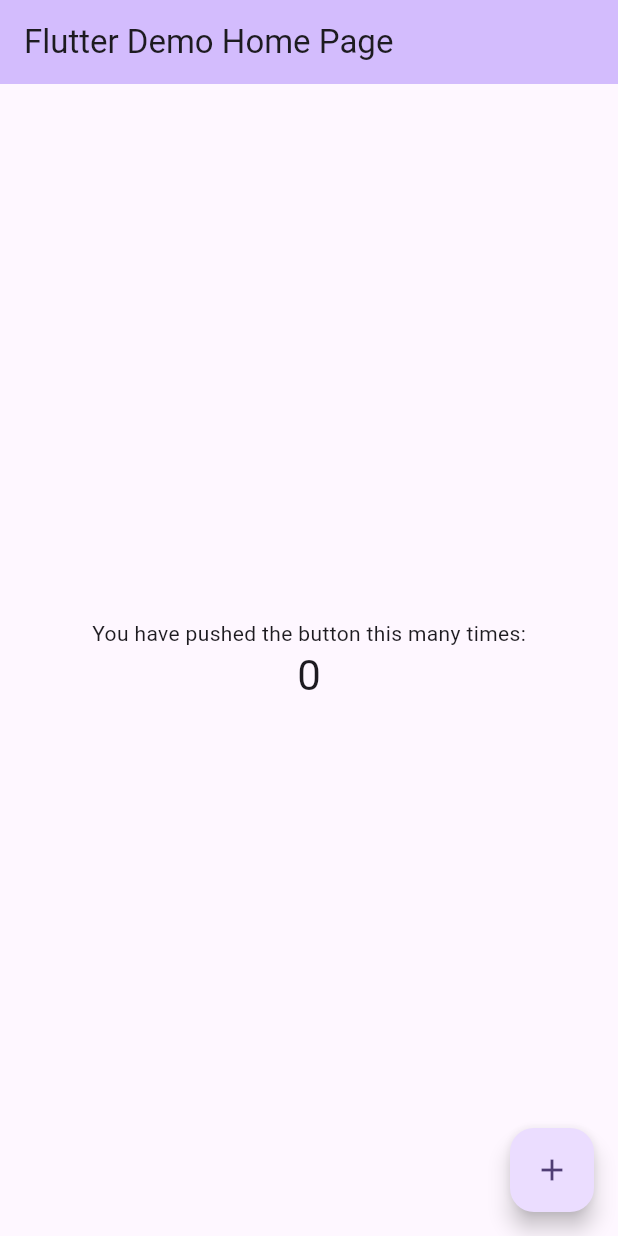
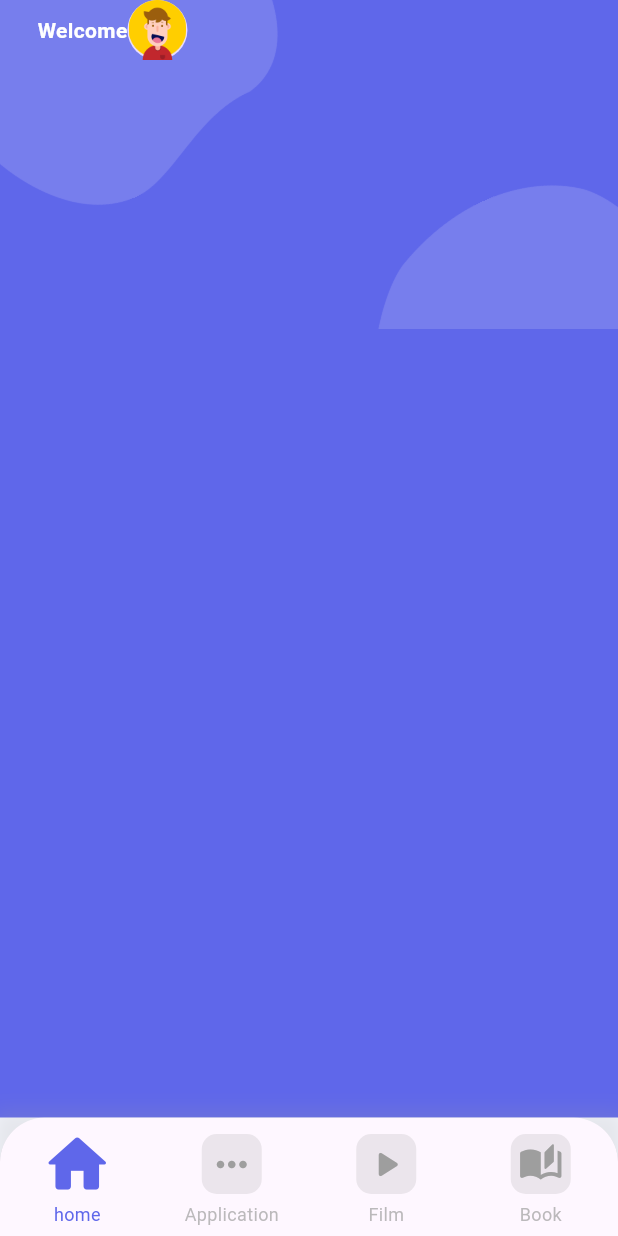
Before and after one commit to nbena69/gamestore, a Flutter app: the screen it shows after launch, on a phone screen of 412 x 824 dp. Run offline on Flutter 3.47's test engine with Material 3 defaults, Android fonts, the phone set to English and light mode, and no system bars.

Commit message:
Page Home en cours

```diff
--- /dev/null
+++ b/lib/home/home.dart
@@ -0,0 +1,130 @@
+import 'package:flutter/material.dart';
+import 'package:gamestore/home/widgets/header.dart';
+
+class HomePage extends StatelessWidget {
+  const HomePage({super.key});
+
+  @override
+  Widget build(BuildContext context) {
+    return Scaffold(
+      backgroundColor: const Color(0xFF5F67EA),
+      body: SingleChildScrollView(
+          child: Stack(
+        children: [
+          Transform(
+            transform: Matrix4.identity()..rotateZ(20),
+            origin: const Offset(150, 50),
+            child: Image.asset(
+              'assets/images/bg_liquid.png',
+              width: 200,
+            ),
+          ),
+          Positioned(
+            right: 0,
+            top: 200,
+            child: Transform(
+              transform: Matrix4.identity()..rotateZ(20),
+              origin: const Offset(180, 100),
+              child: Image.asset(
+                'assets/images/bg_liquid.png',
+                width: 200,
+              ),
+            ),
+          ),
+          Column(
+            children: [
+              HeaderSection(),
+            ],
+          )
+        ],
+      )),
+      bottomNavigationBar: NavigationBar(),
+    );
+  }
+
+  Widget NavigationBar() {
+    return Container(
+      color: const Color(0xfff6f8ff),
+      child: Container(
+        decoration: BoxDecoration(
+          boxShadow: [
+            BoxShadow(
+                color: Colors.grey.withOpacity(0.2),
+                spreadRadius: 5,
+                blurRadius: 10),
+          ],
+        ),
+        child: ClipRRect(
+          borderRadius: const BorderRadius.only(
+            topLeft: Radius.circular(30),
+            topRight: Radius.circular(30),
+          ),
+          child: BottomNavigationBar(
+            selectedItemColor: const Color(0xFF5F67EA),
+            selectedFontSize: 12,
+            unselectedFontSize: 12,
+            unselectedItemColor: Colors.grey.withOpacity(0.7),
+            type: BottomNavigationBarType.fixed,
+            items: [
+              const BottomNavigationBarItem(
+                label: 'home',
+                icon: Icon(
+                  Icons.home_rounded,
+                  size: 50,
+                ),
+              ),
+              BottomNavigationBarItem(
+                label: "Application",
+                icon: Container(
+                  margin: const EdgeInsets.all(5),
+                  padding: const EdgeInsets.all(5),
+                  decoration: BoxDecoration(
+                    color: Colors.grey.withOpacity(0.2),
+                    borderRadius: BorderRadius.circular(10),
+                  ),
+                  child: const Icon(
+                    Icons.more_horiz_outlined,
+                    size: 30,
+                    color: Colors.grey,
+                  ),
+                ),
+              ),
+              BottomNavigationBarItem(
+                label: "Film",
+                icon: Container(
+                  margin: const EdgeInsets.all(5),
+                  padding: const EdgeInsets.all(5),
+                  decoration: BoxDecoration(
+                    color: Colors.grey.withOpacity(0.2),
+                    borderRadius: BorderRadius.circular(10),
+                  ),
+                  child: const Icon(
+                    Icons.play_arrow_rounded,
+                    size: 30,
+                    color: Colors.grey,
+                  ),
+                ),
+              ),
+              BottomNavigationBarItem(
+                label: "Book",
+                icon: Container(
+                  margin: const EdgeInsets.all(5),
+                  padding: const EdgeInsets.all(5),
+                  decoration: BoxDecoration(
+                    color: Colors.grey.withOpacity(0.2),
+                    borderRadius: BorderRadius.circular(10),
+                  ),
+                  child: const Icon(
+                    Icons.auto_stories_rounded,
+                    size: 30,
+                    color: Colors.grey,
+                  ),
+                ),
+              ),
+            ],
+          ),
+        ),
+      ),
+    );
+  }
+}
--- /dev/null
+++ b/lib/home/widgets/header.dart
@@ -0,0 +1,34 @@
+import 'package:flutter/material.dart';
+
+class HeaderSection extends StatelessWidget {
+  const HeaderSection({super.key});
+
+  @override
+  Widget build(BuildContext context) {
+    return Padding(
+      padding: EdgeInsets.only(
+        top: MediaQuery.of(context).padding.top,
+        left: 25,
+        right: 25,
+      ),
+      child: Row(
+        children: [
+          Column(
+            children: [
+              Text(
+                'Welcome',
+                style: TextStyle(
+                  color: Colors.white,
+                  fontWeight: FontWeight.bold,
+                ),
+              )
+            ],
+          ),
+          CircleAvatar(
+            child: Image.asset('assets/images/avatar.png'),
+          )
+        ],
+      ),
+    );
+  }
+}
--- a/lib/main.dart
+++ b/lib/main.dart
@@ -1,125 +1,19 @@
 import 'package:flutter/material.dart';
+import 'package:gamestore/home/home.dart';
 
 void main() {
   runApp(const MyApp());
 }
 
 class MyApp extends StatelessWidget {
-  const MyApp({super.key});
+  const MyApp({Key? key}) : super(key: key);
 
-  // This widget is the root of your application.
   @override
   Widget build(BuildContext context) {
-    return MaterialApp(
-      title: 'Flutter Demo',
-      theme: ThemeData(
-        // This is the theme of your application.
-        //
-        // TRY THIS: Try running your application with "flutter run". You'll see
-        // the application has a purple toolbar. Then, without quitting the app,
-        // try changing the seedColor in the colorScheme below to Colors.green
-        // and then invoke "hot reload" (save your changes or press the "hot
-        // reload" button in a Flutter-supported IDE, or press "r" if you used
-        // the command line to start the app).
-        //
-        // Notice that the counter didn't reset back to zero; the application
-        // state is not lost during the reload. To reset the state, use hot
-        // restart instead.
-        //
-        // This works for code too, not just values: Most code changes can be
-        // tested with just a hot reload.
-        colorScheme: ColorScheme.fromSeed(seedColor: Colors.deepPurple),
-        useMaterial3: true,
-      ),
-      home: const MyHomePage(title: 'Flutter Demo Home Page'),
+    return const MaterialApp(
+      title: 'gamestore',
+      debugShowCheckedModeBanner: false,
+      home: HomePage()
     );
   }
 }
-
-class MyHomePage extends StatefulWidget {
-  const MyHomePage({super.key, required this.title});
-
-  // This widget is the home page of your application. It is stateful, meaning
-  // that it has a State object (defined below) that contains fields that affect
-  // how it looks.
-
-  // This class is the configuration for the state. It holds the values (in this
-  // case the title) provided by the parent (in this case the App widget) and
-  // used by the build method of the State. Fields in a Widget subclass are
-  // always marked "final".
-
-  final String title;
-
-  @override
-  State<MyHomePage> createState() => _MyHomePageState();
-}
-
-class _MyHomePageState extends State<MyHomePage> {
-  int _counter = 0;
-
-  void _incrementCounter() {
-    setState(() {
-      // This call to setState tells the Flutter framework that something has
-      // changed in this State, which causes it to rerun the build method below
-      // so that the display can reflect the updated values. If we changed
-      // _counter without calling setState(), then the build method would not be
-      // called again, and so nothing would appear to happen.
-      _counter++;
-    });
-  }
-
-  @override
-  Widget build(BuildContext context) {
-    // This method is rerun every time setState is called, for instance as done
-    // by the _incrementCounter method above.
-    //
-    // The Flutter framework has been optimized to make rerunning build methods
-    // fast, so that you can just rebuild anything that needs updating rather
-    // than having to individually change instances of widgets.
-    return Scaffold(
-      appBar: AppBar(
-        // TRY THIS: Try changing the color here to a specific color (to
-        // Colors.amber, perhaps?) and trigger a hot reload to see the AppBar
-        // change color while the other colors stay the same.
-        backgroundColor: Theme.of(context).colorScheme.inversePrimary,
-        // Here we take the value from the MyHomePage object that was created by
-        // the App.build method, and use it to set our appbar title.
-        title: Text(widget.title),
-      ),
-      body: Center(
-        // Center is a layout widget. It takes a single child and positions it
-        // in the middle of the parent.
-        child: Column(
-          // Column is also a layout widget. It takes a list of children and
-          // arranges them vertically. By default, it sizes itself to fit its
-          // children horizontally, and tries to be as tall as its parent.
-          //
-          // Column has various properties to control how it sizes itself and
-          // how it positions its children. Here we use mainAxisAlignment to
-          // center the children vertically; the main axis here is the vertical
-          // axis because Columns are vertical (the cross axis would be
-          // horizontal).
-          //
-          // TRY THIS: Invoke "debug painting" (choose the "Toggle Debug Paint"
-          // action in the IDE, or press "p" in the console), to see the
-          // wireframe for each widget.
-          mainAxisAlignment: MainAxisAlignment.center,
-          children: <Widget>[
-            const Text(
-              'You have pushed the button this many times:',
-            ),
-            Text(
-              '$_counter',
-              style: Theme.of(context).textTheme.headlineMedium,
-            ),
-          ],
-        ),
-      ),
-      floatingActionButton: FloatingActionButton(
-        onPressed: _incrementCounter,
-        tooltip: 'Increment',
-        child: const Icon(Icons.add),
-      ), // This trailing comma makes auto-formatting nicer for build methods.
-    );
-  }
-}
--- a/pubspec.yaml
+++ b/pubspec.yaml
@@ -35,6 +35,7 @@ dependencies:
   # The following adds the Cupertino Icons font to your application.
   # Use with the CupertinoIcons class for iOS style icons.
   cupertino_icons: ^1.0.8
+  readmore: ^3.0.0
 
 dev_dependencies:
   flutter_test:
@@ -59,9 +60,8 @@ flutter:
   uses-material-design: true
 
   # To add assets to your application, add an assets section, like this:
-  # assets:
-  #   - images/a_dot_burr.jpeg
-  #   - images/a_dot_ham.jpeg
+  assets:
+     - assets/images/
 
   # An image asset can refer to one or more resolution-specific "variants", see
   # https://flutter.dev/to/resolution-aware-images
```
Also changed, not shown: pubspec.lock.
